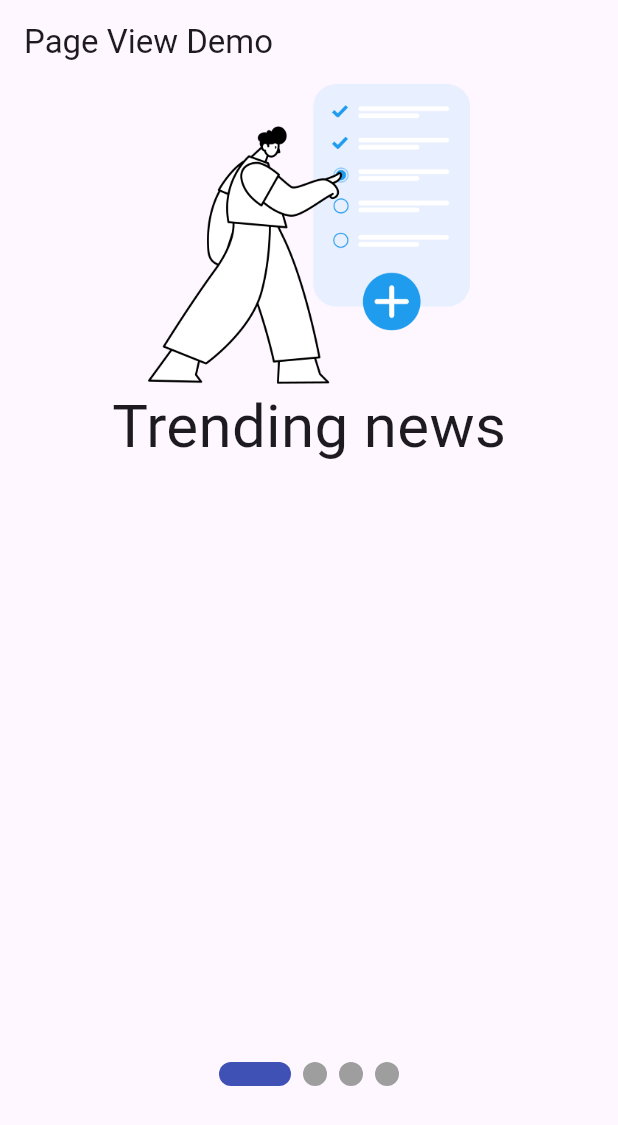
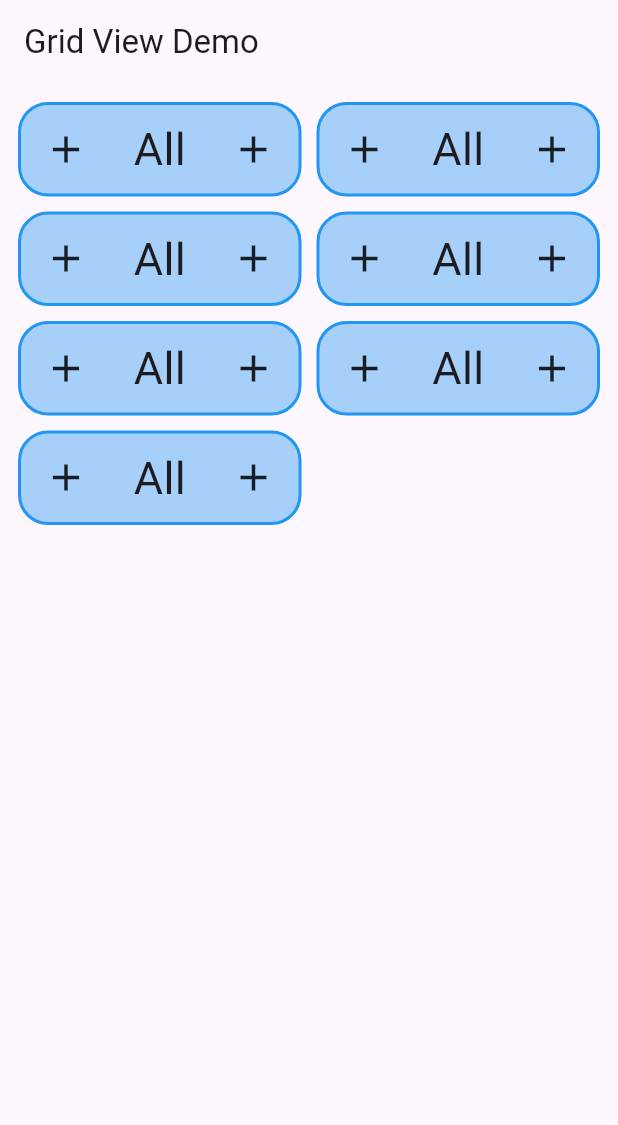
Before and after one commit to MuhammadAliKust/Shahram-App, a Flutter app: the screen it shows after launch, on a phone screen of 412 x 824 dp. Shown: the top 1125 px of the screen. Run offline on Flutter 3.47's test engine with Material 3 defaults, Android fonts, the phone set to English and light mode, and no system bars; drawn by our look-alikes of smooth_page_indicator; our stand-ins replace string_validator.

Commit message:
GridView Builder Done

```diff
--- /dev/null
+++ b/lib/gird_view.dart
@@ -0,0 +1,44 @@
+import 'package:flutter/material.dart';
+
+class GridViewDemo extends StatelessWidget {
+  const GridViewDemo({super.key});
+
+  @override
+  Widget build(BuildContext context) {
+    return Scaffold(
+      appBar: AppBar(title: Text("Grid View Demo")),
+
+      body: Padding(
+        padding: const EdgeInsets.all(12.0),
+        child: GridView.builder(
+          gridDelegate: SliverGridDelegateWithFixedCrossAxisCount(
+            crossAxisCount: 2,
+            crossAxisSpacing: 10,
+            mainAxisSpacing: 10,
+            childAspectRatio: 3,
+          ),
+          itemCount: 7,
+          itemBuilder: (context, i) {
+            return Container(
+              width: 1200,
+              height: 170,
+              decoration: BoxDecoration(
+                color: Colors.blue.withOpacity(0.4),
+                borderRadius: BorderRadius.circular(20),
+                border: Border.all(color: Colors.blue, width: 2),
+              ),
+              child: Row(
+                mainAxisAlignment: MainAxisAlignment.spaceAround,
+                children: [
+                  Icon(Icons.add, size: 30),
+                  Text("All", style: TextStyle(fontSize: 30)),
+                  Icon(Icons.add, size: 30),
+                ],
+              ),
+            );
+          },
+        ),
+      ),
+    );
+  }
+}
--- a/lib/main.dart
+++ b/lib/main.dart
@@ -3,6 +3,7 @@
 import 'package:shahram_app/page_view.dart';
 import 'package:shahram_app/single_selection.dart';
 
+import 'gird_view.dart';
 import 'list_view.dart';
 import 'login.dart';
 import 'multiple_selection.dart';
@@ -19,7 +20,7 @@
   @override
   Widget build(BuildContext context) {
     return MaterialApp(
-      home: PageViewDemo(),
+      home: GridViewDemo(),
       // home: Scaffold(
       //   backgroundColor: Colors.yellow,
       //   appBar: AppBar(
```
